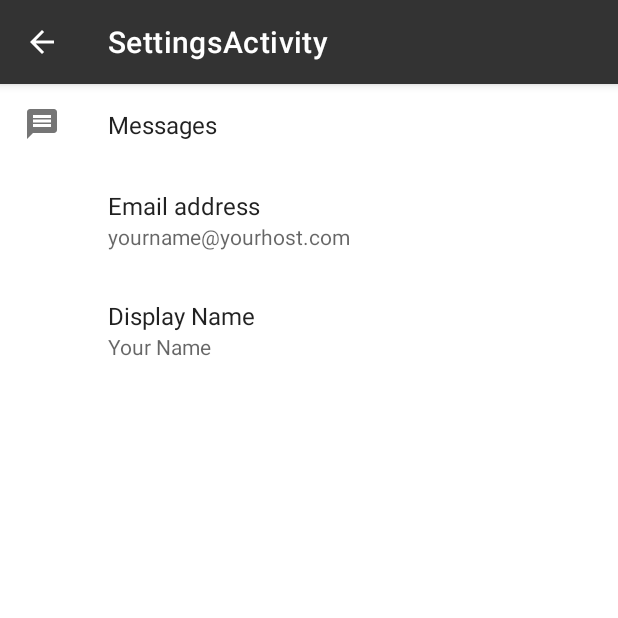
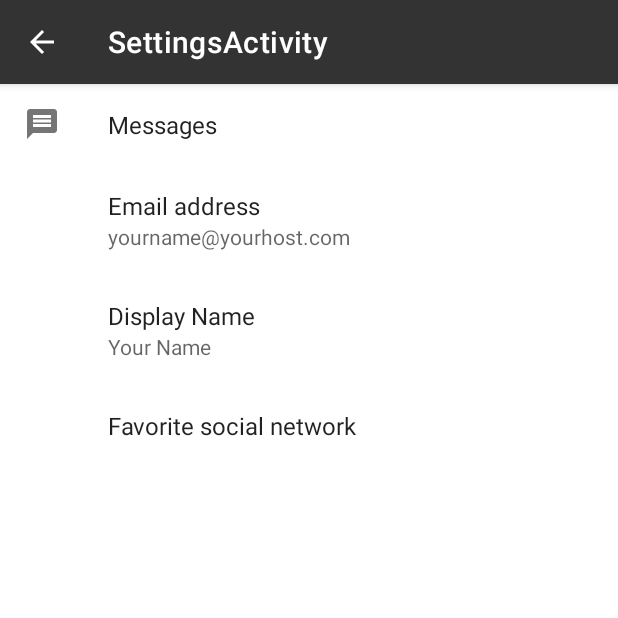
Before and after one commit to ldecorps/NoteKeeper, an Android app: the SettingsActivity screen opened directly, with no data from a screen before it, on a phone screen of 412 x 824 dp, the top half of it. Run offline under Robolectric (Android 15) with nearby library versions, the phone set to English and light mode, and no system bars; our stand-ins replace androidx.preference.

Commit message:
Creating Settings Screens and Accessing SharedPreferences
Completing the Settings Screen Customization

```diff
--- a/app/src/main/res/values/strings.xml
+++ b/app/src/main/res/values/strings.xml
@@ -42,5 +42,18 @@
     <string name="pref_title_email_address">Email address</string>
     <string name="pref_default_email_address">yourname@yourhost.com</string>
 
+    <!-- Prefered social network Preferences -->
+    <string name="pref_title_favorite_social">Favorite social network</string>
+    <string-array name="pref_entries_favorite_social">
+        <item>Google+</item>
+        <item>Facebook</item>
+        <item>Twitter</item>
+    </string-array>
+    <string-array name="pref_values_favorite_social">
+        <item>http://plus.google.com</item>
+        <item>http://facebook.com</item>
+        <item>http://twitter.com</item>
+    </string-array>
+    <string name="pref_default_favorite_social">http://plus.google.com</string>
 
 </resources>
--- a/app/src/main/res/xml/header_preferences.xml
+++ b/app/src/main/res/xml/header_preferences.xml
@@ -22,4 +22,13 @@
         app:useSimpleSummaryProvider="true"
         />
 
+    <ListPreference
+        android:defaultValue="@string/pref_default_favorite_social"
+        android:entries="@array/pref_entries_favorite_social"
+        android:entryValues="@array/pref_values_favorite_social"
+        android:key="user_favorite_social"
+        android:negativeButtonText="@null"
+        android:positiveButtonText="@null"
+        android:title="@string/pref_title_favorite_social"/>
+
 </PreferenceScreen>
```
